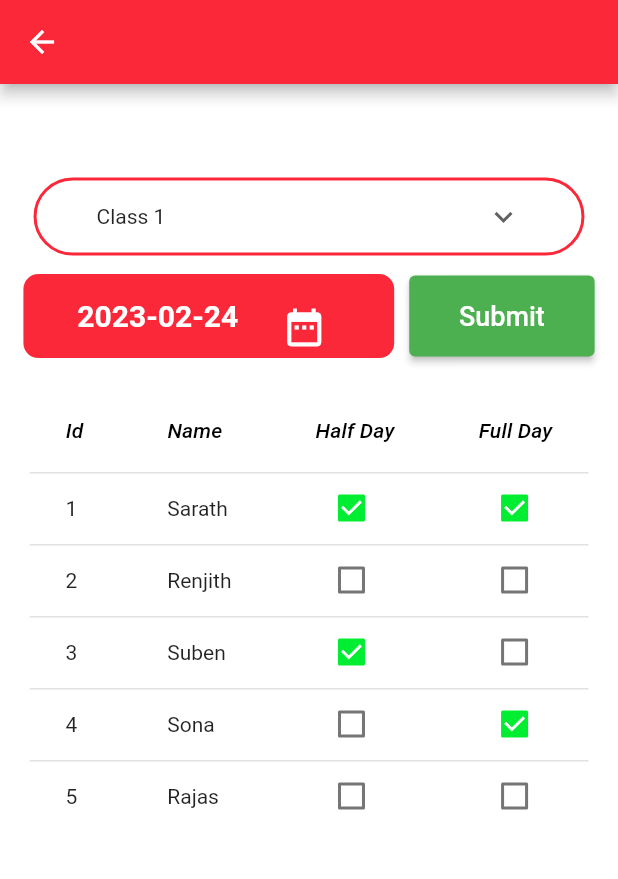
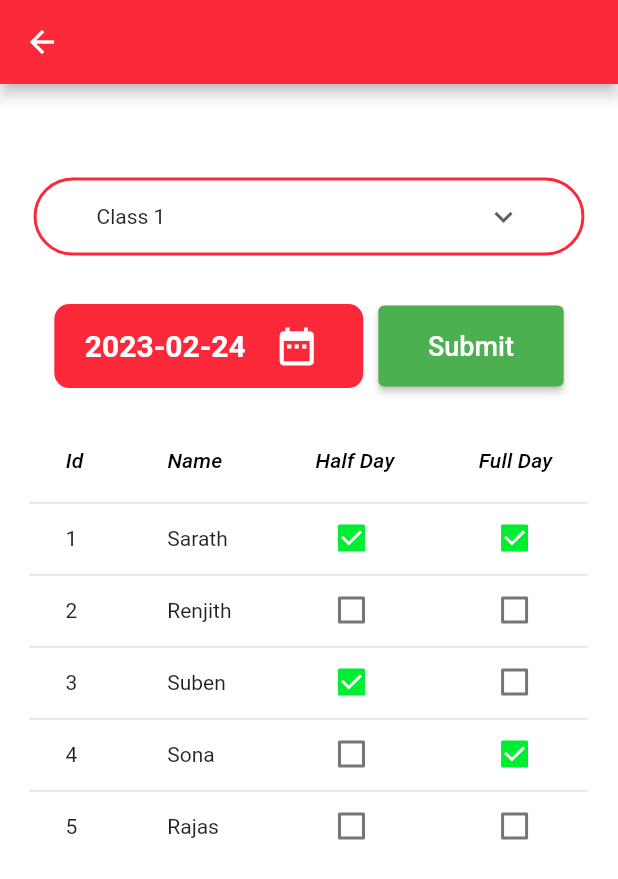
Before and after one commit to rajasrajeev/sampoorna--plus, a Flutter app: the AttendanceScreen screen opened directly, on a phone screen of 412 x 824 dp. Shown: the top 879 px of the screen. Run offline on Flutter 3.47's test engine with Material 2 defaults, Android fonts, the phone set to English and light mode, and no system bars; our stand-ins replace connectivity_plus, fluttertoast, permission_handler.

Commit message:
attendance screen calendar icon position updated

```diff
--- a/lib/screens/attendance_screen/attendance_screen.dart
+++ b/lib/screens/attendance_screen/attendance_screen.dart
@@ -82,7 +82,6 @@ class _AttendanceScreenState extends State<AttendanceScreen> {
                     padding: const EdgeInsets.only(left: 30, right: 30),
                     child: Column(
                         // mainAxisAlignment: MainAxisAlignment.spaceAround,
-
                         children: [
                           DropdownButton(
                             value: dropdownvalue,
@@ -114,13 +113,14 @@ class _AttendanceScreenState extends State<AttendanceScreen> {
               ),
             ],
           ),
+          const SizedBox(height: 20),
           Row(
             children: <Widget>[
               const Spacer(),
               Container(
-                padding: EdgeInsets.all(size.width * 0.03),
+               // padding: EdgeInsets.all(size.width * 0.0),
                 height: 56,
-                width: size.width * 0.60,
+                width: size.width * 0.50,
                 decoration: const BoxDecoration(
                   borderRadius: BorderRadius.all(Radius.circular(10)),
                   color: primaryColor,
@@ -136,8 +136,10 @@ class _AttendanceScreenState extends State<AttendanceScreen> {
                         fontWeight: FontWeight.bold,
                       ),
                     ),
-                    const SizedBox(width: 20),
-                    IconButton(
+                    const SizedBox(width: 10),
+                    Padding(
+                      padding: const EdgeInsets.fromLTRB(0,0,0,0),
+                      child: IconButton(
                         onPressed: () {
                           _selectDate(context);
                         },
@@ -145,6 +147,7 @@ class _AttendanceScreenState extends State<AttendanceScreen> {
                           Icons.date_range,
                           size: 30,
                           color: Colors.white,
+                        ),
                       ),
                     ),
                     const Spacer(),
```
Lines whose indentation alone changed are shown as unchanged.
